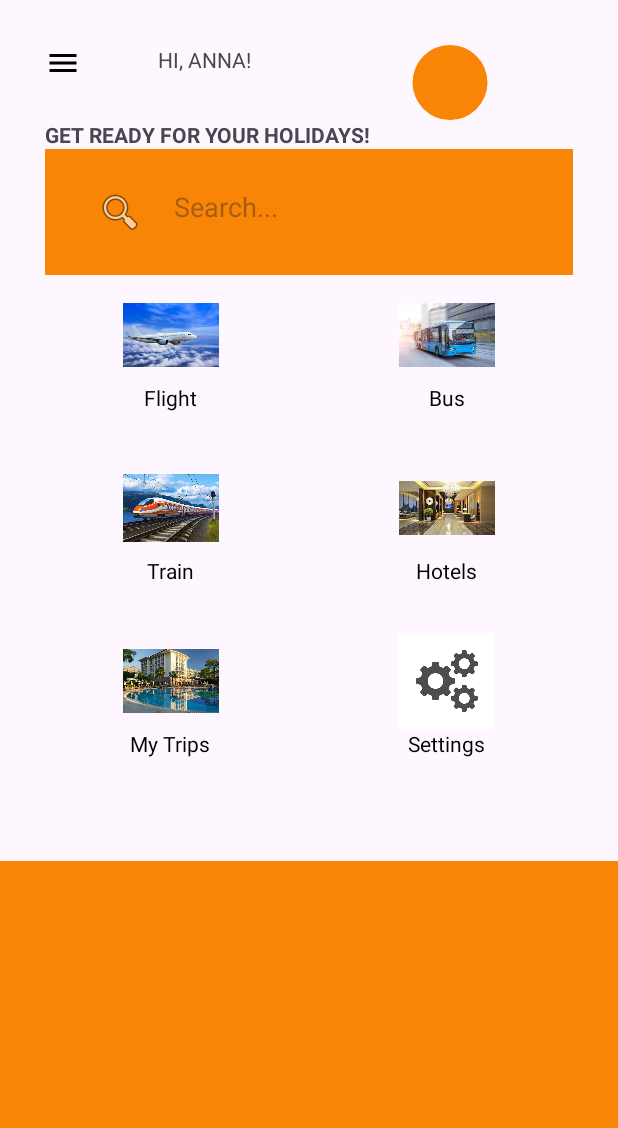
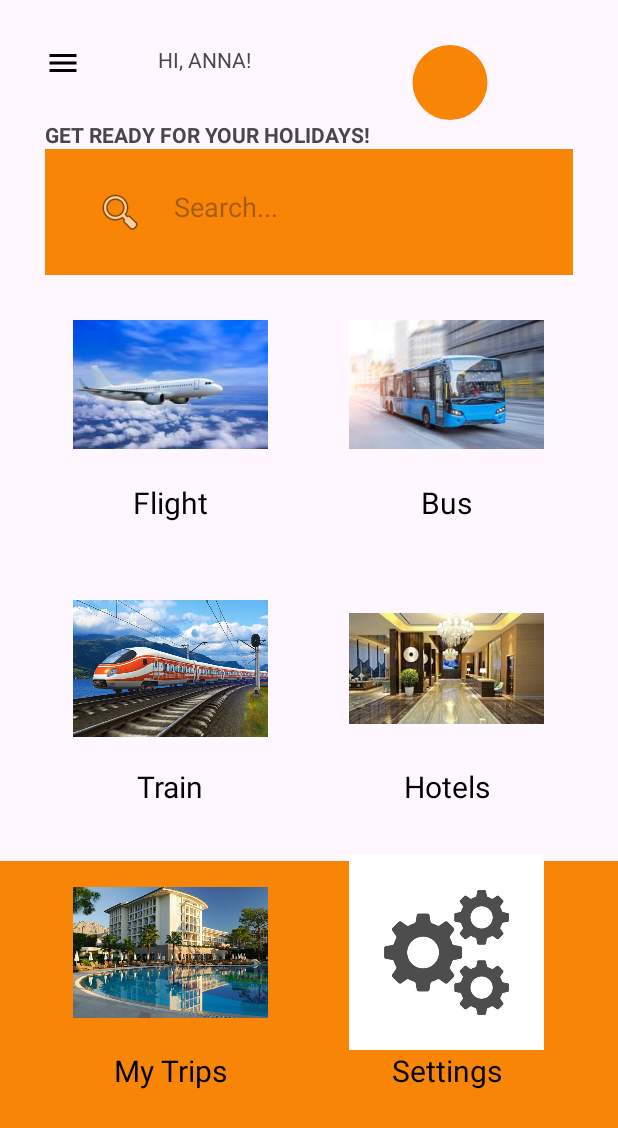
Before and after one commit to Celian4862/Ticket-App, an Android app: the screen it shows after launch (MainActivity), on a phone screen of 412 x 824 dp. Shown: the top 1128 px of the screen. Run offline under Robolectric (Android 15) with nearby library versions, the phone set to English and light mode, and no system bars.

Commit message:
Updated grid_layout.xml Resized the images and the text

```diff
--- a/app/src/main/res/layout/grid_layout.xml
+++ b/app/src/main/res/layout/grid_layout.xml
@@ -9,14 +9,14 @@
 
     <ImageView
         android:id="@+id/iconImageView"
-        android:layout_width="64dp"
-        android:layout_height="64dp"
+        android:layout_width="130dp"
+        android:layout_height="130dp"
         android:contentDescription="@string/icon_description" />
 
     <TextView
         android:id="@+id/iconTextView"
         android:layout_width="wrap_content"
         android:layout_height="wrap_content"
-        android:textSize="14sp"
+        android:textSize="20sp"
         android:textColor="#000000" /> <!-- Text color -->
 </LinearLayout>
```
